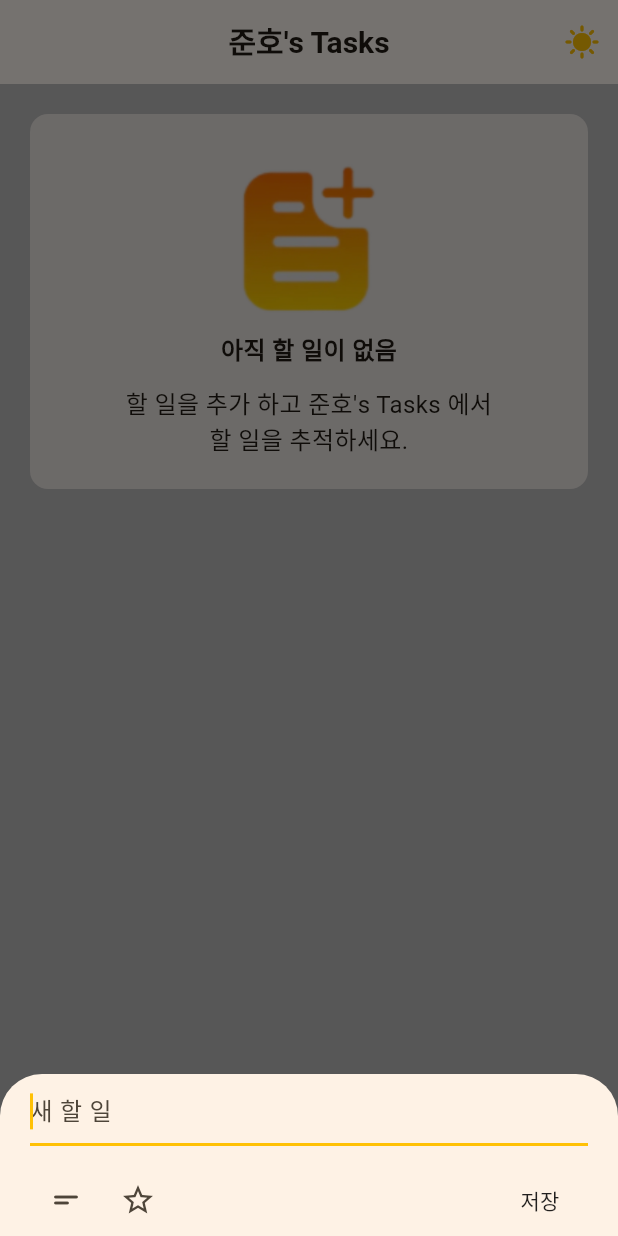
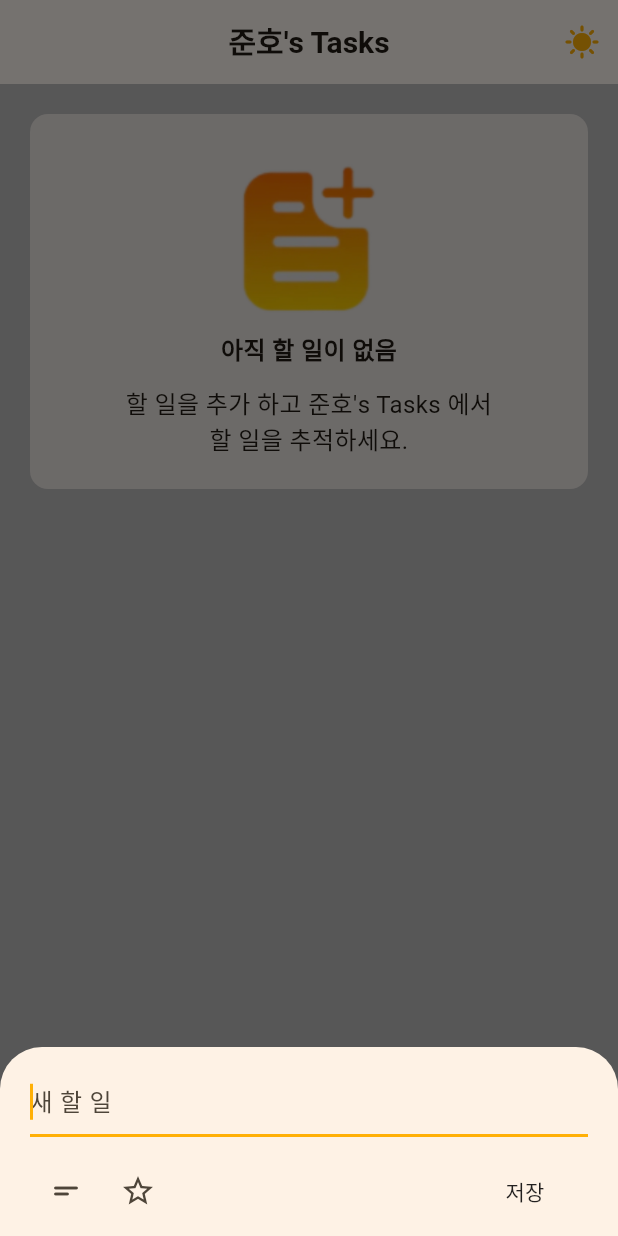
Before and after one commit to pastel67/tasks, a Flutter app: the screen it shows after launch, after a tap on the "add" icon, on a phone screen of 412 x 824 dp. Run offline on Flutter 3.47's test engine with Material 3 defaults, Android fonts, the light colour scheme and no system bars.

Commit message:
feat: 투두 뷰 페이지 작성 2

```diff
--- a/lib/main.dart
+++ b/lib/main.dart
@@ -18,6 +18,7 @@ class _MyAppState extends State<MyApp> {
 
   void togled(bool modeChange) {
     setState(() {
+      print(4);
       darkMode = modeChange;
     });
   }
--- a/lib/pages/to_do_lists/add_todo_page.dart
+++ b/lib/pages/to_do_lists/add_todo_page.dart
@@ -31,20 +31,34 @@ class _AddTodoPageState extends State<AddTodoPage> {
   }
 
   Widget build(BuildContext context) {
-    return Column(
+    return Container(
+      padding: EdgeInsets.fromLTRB(
+        20,
+        12,
+        20,
+        MediaQuery.of(context).viewInsets.bottom,
+      ),
+      child: Column(
         mainAxisSize: MainAxisSize.min,
-      children: [textField(), SizedBox(height: 12), buttons(context)],
+        children: [
+          textField(),
+          SizedBox(height: 12),
+          buttons(context),
+          SizedBox(height: 6),
+        ],
+      ),
     );
   }
 
   Column textField() {
     return Column(
+      mainAxisSize: MainAxisSize.min,
       children: [
         TextField(
           controller: tilteController,
           onChanged: (value) {
             setState(() {});
-          }, // ValueListenableBuilder 대신 사용
+          },
           autofocus: true,
           maxLines: 1,
           onSubmitted: (value) {
@@ -52,7 +66,22 @@ class _AddTodoPageState extends State<AddTodoPage> {
               showCupertinoDialog(
                 context: context,
                 builder: (context) {
-                  return errorMassege(context, "내용을 입력해 주세요.");
+                  return CupertinoAlertDialog(
+                    title: Text("내용을 입력해 주세요."),
+                    actions: [
+                      CupertinoDialogAction(
+                        child: Text(
+                          "확인",
+                          style: TextStyle(
+                            color: Theme.of(context).colorScheme.secondary,
+                          ),
+                        ),
+                        onPressed: () {
+                          Navigator.pop(context);
+                        },
+                      ),
+                    ],
+                  );
                 },
               );
             } else {
@@ -66,16 +95,20 @@ class _AddTodoPageState extends State<AddTodoPage> {
             hintStyle: TextStyle(fontSize: 16),
           ),
         ),
+
         onToggleDescription
             ? SizedBox()
-            : TextField(
+            : Expanded(
+                child: TextField(
+                  controller: descriptionController,
                   keyboardType: TextInputType.multiline,
-                maxLines: null,
-                controller: descriptionController,
+                  minLines: 1,
+                  maxLines: 10,
                   decoration: InputDecoration(
                     border: InputBorder.none,
                     hintText: '세부정보 추가',
                     hintStyle: TextStyle(fontSize: 14),
+                  ),
                 ),
               ),
       ],
@@ -94,7 +127,7 @@ class _AddTodoPageState extends State<AddTodoPage> {
                 },
                 icon: Icon(Icons.short_text_rounded, size: 24),
               )
-            : Container(),
+            : SizedBox(),
         IconButton(
           onPressed: () {
             setState(() {
@@ -110,8 +143,9 @@ class _AddTodoPageState extends State<AddTodoPage> {
               : Icon(Icons.star_border, size: 24),
         ),
         Spacer(),
+
         onToggleDescription
-            ? Container()
+            ? SizedBox()
             : TextButton(
                 onPressed: () {
                   setState(() {
@@ -123,45 +157,51 @@ class _AddTodoPageState extends State<AddTodoPage> {
                   style: TextStyle(color: Theme.of(context).dividerColor),
                 ),
               ),
-        TextButton(
+
+        tilteController.text.isEmpty
+            ? Padding(
+                padding: const EdgeInsets.only(right: 5.0),
+                child: TextButton(
                   onPressed: () {
-            if (tilteController.text.isEmpty) {
-              showCupertinoDialog(
-                context: context,
-                builder: (context) {
-                  return errorMassege(context, "내용을 입력해 주세요.");
+                    errorDialog(context);
                   },
-              );
-            } else {
+                  child: Text(
+                    "저장",
+                    style: TextStyle(color: Theme.of(context).dividerColor),
+                  ),
+                ),
+              )
+            : ElevatedButton(
+                onPressed: () {
                   saveTodo();
                   widget.newTodoData(newTodo);
                   Navigator.pop(context);
-            }
                 },
-          child: /*ValueListenableBuilder(
-            valueListenable: tilteController,// 외국용..
-            builder: (context, value, child) {
-              return*/ Text(
+                child: Text(
                   "저장",
                   style: TextStyle(
-              color: tilteController.text.isEmpty
-                  ? Theme.of(context).dividerColor
-                  : Theme.of(context).colorScheme.secondary,
+                    color: Theme.of(context).colorScheme.secondary,
                   ),
                 ),
               ),
+        SizedBox(width: 5),
       ],
     );
   }
 
-  CupertinoAlertDialog errorMassege(BuildContext contexto, String Massege) {
+  Future<dynamic> errorDialog(BuildContext context) {
+    return showCupertinoDialog(
+      context: context,
+      builder: (context) {
         return CupertinoAlertDialog(
-      title: Text(Massege),
+          title: Text("내용을 입력해 주세요."),
           actions: [
             CupertinoDialogAction(
               child: Text(
                 "확인",
-            style: TextStyle(color: Theme.of(context).colorScheme.secondary),
+                style: TextStyle(
+                  color: Theme.of(context).colorScheme.secondary,
+                ),
               ),
               onPressed: () {
                 Navigator.pop(context);
@@ -169,5 +209,7 @@ class _AddTodoPageState extends State<AddTodoPage> {
             ),
           ],
         );
+      },
+    );
   }
 }
--- a/lib/pages/to_do_lists/home_page.dart
+++ b/lib/pages/to_do_lists/home_page.dart
@@ -16,14 +16,17 @@ class HomePageLight extends StatefulWidget {
 class _HomePageLightState extends State<HomePageLight> {
   final String appTitle = "준호's Tasks";
   bool modeChange = false;
+
   List<ToDoEntity> todoData = [];
 
   void TodoData(ToDoEntity newTodo) {
     setState(() {
       todoData.add(newTodo);
-      print(todoData[0].title);
     });
   }
+
+  void onToggleDone() {}
+  void onToggleFavorite() {}
 
   @override
   Widget build(BuildContext context) {
@@ -57,19 +60,7 @@ class _HomePageLightState extends State<HomePageLight> {
         ],
       ),
 
-      body: todoData.isEmpty
-          ? NonToDoList(appTitle)
-          : ListView.separated(
-              itemBuilder: (context, index) {
-                return ToDoView();
-              },
-              separatorBuilder: (context, index) {
-                return SizedBox(height: 10);
-              },
-              itemCount: todoData.length,
-            ),
-
-      resizeToAvoidBottomInset: false,
+      body: todoData.isEmpty ? NonToDoList(appTitle) : toDoView(),
 
       floatingActionButton: FloatingActionButton(
         backgroundColor: Theme.of(context).colorScheme.primary,
@@ -77,16 +68,8 @@ class _HomePageLightState extends State<HomePageLight> {
         onPressed: () {
           showModalBottomSheet(
             context: context,
-            isScrollControlled: true,
             builder: (BuildContext context) {
-              return Padding(
-                padding: EdgeInsets.only(
-                  left: 20,
-                  right: 20,
-                  bottom: MediaQuery.of(context).viewInsets.bottom,
-                ),
-                child: AddTodoPage(TodoData),
-              );
+              return AddTodoPage(TodoData);
             },
           );
         },
@@ -94,4 +77,35 @@ class _HomePageLightState extends State<HomePageLight> {
       ),
     );
   }
+
+  Widget toDoView() {
+    return Padding(
+      padding: const EdgeInsets.only(top: 4.0),
+      child: ListView.separated(
+        itemBuilder: (context, index) {
+          return Padding(
+            padding: const EdgeInsets.symmetric(horizontal: 16.0),
+            child: Container(
+              margin: EdgeInsets.symmetric(vertical: 8),
+              width: double.infinity,
+              height: 60,
+              decoration: BoxDecoration(
+                borderRadius: BorderRadius.circular(12),
+                color: Theme.of(context).colorScheme.surface,
+              ),
+              child: ToDoView(
+                todoData[index],
+                todoData[index].isFavorite,
+                TodoData,
+              ),
+            ),
+          );
+        },
+        separatorBuilder: (context, index) {
+          return SizedBox(height: 10);
+        },
+        itemCount: todoData.length,
+      ),
+    );
+  }
 }
--- a/lib/themeData.dart
+++ b/lib/themeData.dart
@@ -3,12 +3,13 @@ import 'package:flutter/material.dart';
 final lightTheme = ThemeData(
   useMaterial3: true,
   colorScheme: ColorScheme.fromSeed(
-    primary: const Color.fromARGB(255, 255, 193, 5),
+    primary: const Color.fromARGB(255, 255, 176, 6),
     secondary: const Color.fromARGB(255, 165, 110, 0),
     seedColor: const Color.fromARGB(255, 255, 180, 17),
     brightness: Brightness.light,
   ),
   dividerColor: Colors.black87,
+
 );
 
 final darkThmem = ThemeData(
```
Also changed, not shown: lib/pages/to_do_lists/widget/to_do_view.dart (+67 -8 lines). Lines whose indentation alone changed are shown as unchanged.
